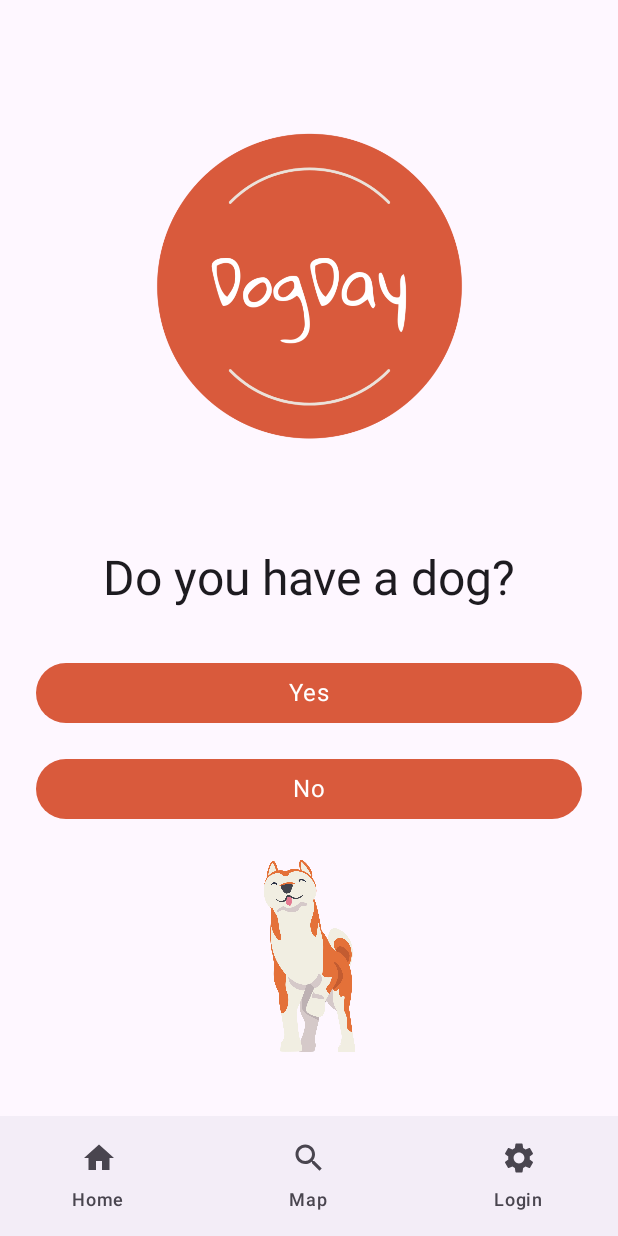
After one commit to mattia-lerario/Dogday, an Android app built with Jetpack Compose: the DogQueryScreen screen opened through its navigation route, on a phone screen of 412 x 824 dp. The commit adds this screen. Run offline under Robolectric (Android 15) with nearby library versions, the phone set to English and light mode, and no system bars; our stand-ins replace Firebase (no records; nobody signed in at launch, a user with empty details on screens opened directly).

Commit message:
added actuall screen for choosing dog yes or no

```diff
--- /dev/null
+++ b/app/src/main/java/com/example/dogday/screens/DogQueryScreen.kt
@@ -0,0 +1,91 @@
+
+package com.example.dogday.screens
+
+import androidx.compose.foundation.Image
+import androidx.compose.foundation.layout.Arrangement
+import androidx.compose.foundation.layout.Column
+import androidx.compose.foundation.layout.Spacer
+import androidx.compose.foundation.layout.fillMaxSize
+import androidx.compose.foundation.layout.fillMaxWidth
+import androidx.compose.foundation.layout.height
+import androidx.compose.foundation.layout.padding
+import androidx.compose.material3.Button
+import androidx.compose.material3.MaterialTheme
+import androidx.compose.material3.Text
+import androidx.compose.runtime.Composable
+import androidx.compose.foundation.layout.*
+import androidx.compose.material3.*
+import androidx.compose.ui.Alignment
+import androidx.compose.ui.Modifier
+import androidx.compose.ui.layout.ContentScale
+import androidx.compose.ui.res.painterResource
+import androidx.compose.ui.unit.dp
+import androidx.navigation.NavController
+import com.example.dogday.R
+import com.example.dogday.ui.theme.ButtonColorLight
+
+@Composable
+fun DogQueryScreen(navController: NavController) {
+    Column(
+        modifier = Modifier
+            .fillMaxSize()
+            .padding(16.dp),
+        verticalArrangement = Arrangement.Center,
+        horizontalAlignment = Alignment.CenterHorizontally
+    )
+
+    {
+        Image(
+            painter = painterResource(R.drawable.dogday_logo),
+            contentDescription = "DogDay Logo",
+            modifier = Modifier.size(350.dp),
+            contentScale = ContentScale.Fit
+        )
+
+        Text("Do you have a dog?", style = MaterialTheme.typography.headlineLarge)
+
+        Spacer(modifier = Modifier.height(32.dp))
+
+        // "Yes" Button
+        Button(
+            onClick = {
+                navController.navigate("addDogScreen")
+            },
+            modifier = Modifier
+                .fillMaxWidth()
+                .padding(horizontal = 8.dp),
+            colors = ButtonDefaults.buttonColors(
+                containerColor = ButtonColorLight
+            ),
+            contentPadding = PaddingValues(vertical = 8.dp)
+        ) {
+            Text("Yes", style = MaterialTheme.typography.bodyLarge)
+        }
+
+        Spacer(modifier = Modifier.height(16.dp))
+
+        // "No" Button
+        Button(
+            onClick = {
+                navController.navigate("home")
+            },
+            modifier = Modifier
+                .fillMaxWidth()
+                .padding(horizontal = 8.dp),
+            colors = ButtonDefaults.buttonColors(
+                containerColor = ButtonColorLight
+            ),
+            contentPadding = PaddingValues(vertical = 8.dp)
+        ) {
+            Text("No", style = MaterialTheme.typography.bodyLarge)
+        }
+
+        Image(
+            painter = painterResource(R.drawable.dog_cartoon),
+            contentDescription = "Dog Image",
+            modifier = Modifier.size(200.dp),
+            contentScale = ContentScale.Fit
+        )
+
+    }
+}
--- a/app/src/main/java/com/example/dogday/screens/MainActivity.kt
+++ b/app/src/main/java/com/example/dogday/screens/MainActivity.kt
@@ -66,6 +66,8 @@
         composable("register") { RegisterScreen(navController) } // Use RegisterScreen here
         composable("newUser") { NewUserScreen(navController) } // No need to pass uid and email
         composable("addDogScreen") { AddDogScreen(navController) }
+        composable("dogQueryScreen") { DogQueryScreen(navController) }
+
 
 
     }
--- a/app/src/main/java/com/example/dogday/screens/NewUserScreen.kt
+++ b/app/src/main/java/com/example/dogday/screens/NewUserScreen.kt
@@ -129,18 +129,7 @@
             shape = MaterialTheme.shapes.small
         )
 
-        Spacer(modifier = Modifier.height(16.dp))
 
-        Row(
-            verticalAlignment = Alignment.CenterVertically
-        ) {
-            Text("Do you have a dog?")
-            Spacer(modifier = Modifier.width(8.dp))
-            Switch(
-                checked = hasDog,
-                onCheckedChange = { hasDog = it }
-            )
-        }
 
         Spacer(modifier = Modifier.height(16.dp))
 
@@ -209,11 +198,8 @@
                             if (document.exists()) {
                                 val user = document.toObject(User::class.java)
                                 if (user != null) {
-                                    if (hasDog) {
-                                        navController.navigate("addDogScreen")
-                                    } else {
-                                        navController.navigate("home")
-                                    }
+                                        navController.navigate("dogQueryScreen")
+
                                 }
                             }
                         }
```
